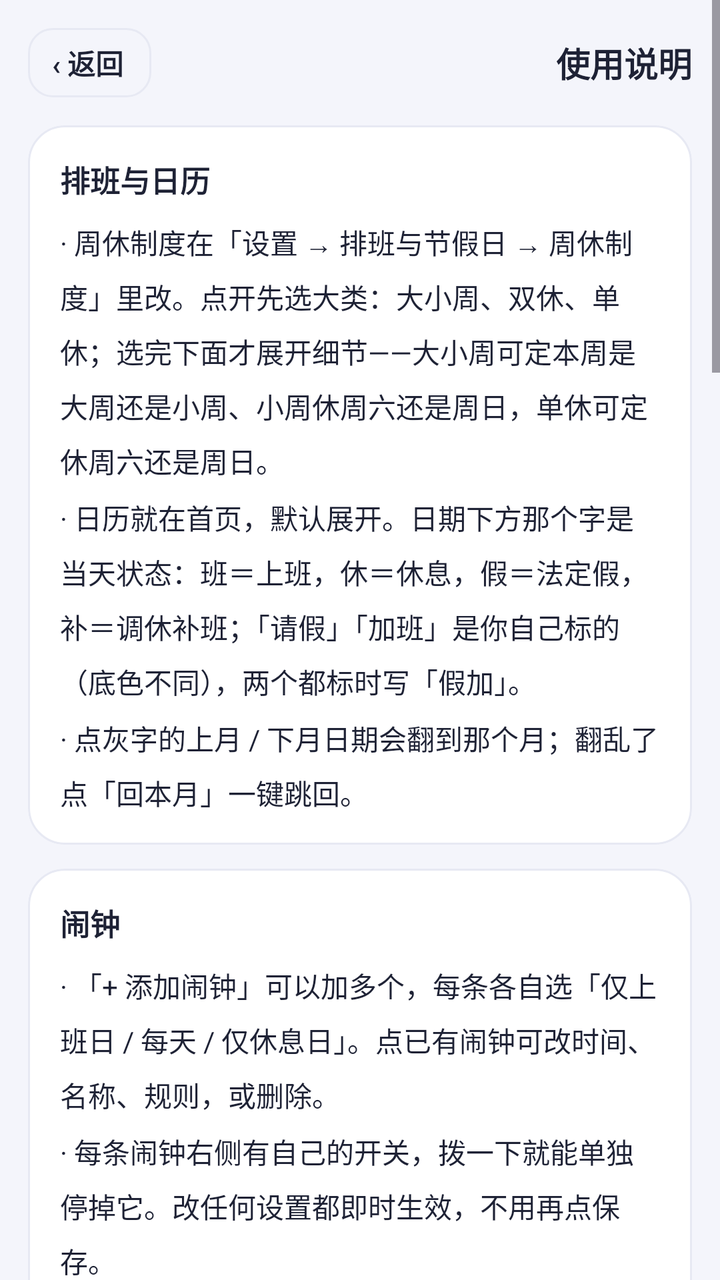
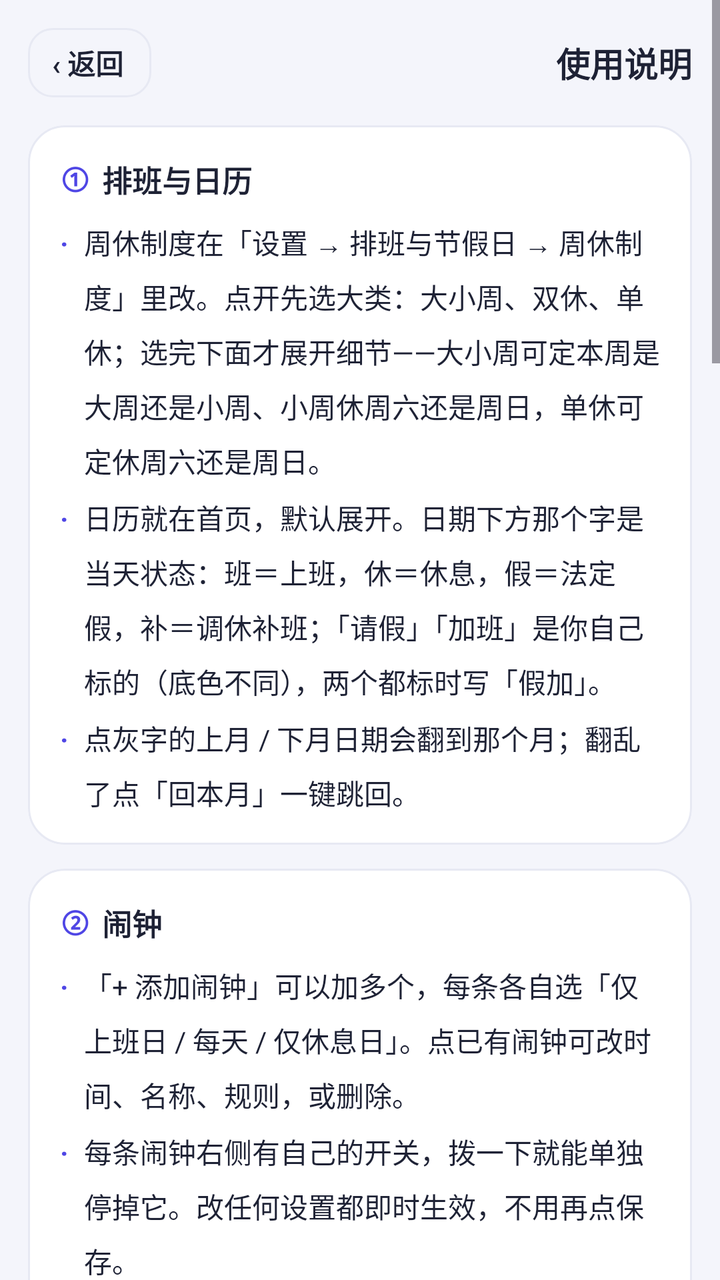

An Android layout rendered at two revisions. The XML below is the earlier revision; the diff shows what the commit changed to produce the second picture.
<!-- AndroidManifest.xml: application theme Theme.DaxiaoWeekAlarm -->
<!-- res/layout/activity_help.xml -->
<?xml version="1.0" encoding="utf-8"?>
<ScrollView xmlns:android="http://schemas.android.com/apk/res/android"
    android:layout_width="match_parent"
    android:layout_height="match_parent"
    android:background="@color/bg"
    android:fitsSystemWindows="true">

    <LinearLayout
        android:layout_width="match_parent"
        android:layout_height="wrap_content"
        android:orientation="vertical"
        android:padding="14dp">

        
        <LinearLayout
            android:layout_width="match_parent"
            android:layout_height="wrap_content"
            android:layout_marginBottom="14dp"
            android:gravity="center_vertical"
            android:orientation="horizontal">

            <TextView
                android:id="@+id/btn_back"
                android:layout_width="wrap_content"
                android:layout_height="wrap_content"
                android:background="@drawable/bg_time_outline"
                android:clickable="true"
                android:focusable="true"
                android:paddingStart="12dp"
                android:paddingEnd="14dp"
                android:paddingTop="7dp"
                android:paddingBottom="7dp"
                android:text="‹ 返回"
                android:textColor="@color/ink"
                android:textSize="14sp"
                android:textStyle="bold" />

            <TextView
                android:layout_width="0dp"
                android:layout_height="wrap_content"
                android:layout_weight="1"
                android:gravity="end"
                android:text="使用说明"
                android:textColor="@color/ink"
                android:textSize="17sp"
                android:textStyle="bold" />
        </LinearLayout>

        
        <LinearLayout
            android:layout_width="match_parent"
            android:layout_height="wrap_content"
            android:background="@drawable/bg_card"
            android:clipToOutline="true"
            android:orientation="vertical"
            android:padding="16dp">

            <TextView
                style="@style/HelpSection"
                android:layout_width="match_parent"
                android:layout_height="wrap_content"
                android:text="排班与日历" />

            <TextView
                style="@style/HelpItem"
                android:layout_width="match_parent"
                android:layout_height="wrap_content"
                android:layout_marginTop="10dp"
                android:text="· 周休制度在「设置 → 排班与节假日 → 周休制度」里改。点开先选大类：大小周、双休、单休；选完下面才展开细节——大小周可定本周是大周还是小周、小周休周六还是周日，单休可定休周六还是周日。" />

            <TextView
                style="@style/HelpItem"
                android:layout_width="match_parent"
                android:layout_height="wrap_content"
                android:layout_marginTop="8dp"
                android:text="· 日历就在首页，默认展开。日期下方那个字是当天状态：班＝上班，休＝休息，假＝法定假，补＝调休补班；「请假」「加班」是你自己标的（底色不同），两个都标时写「假加」。" />

            <TextView
                style="@style/HelpItem"
                android:layout_width="match_parent"
                android:layout_height="wrap_content"
                android:layout_marginTop="8dp"
                android:text="· 点灰字的上月 / 下月日期会翻到那个月；翻乱了点「回本月」一键跳回。" />
        </LinearLayout>

        
        <LinearLayout
            android:layout_width="match_parent"
            android:layout_height="wrap_content"
            android:layout_marginTop="12dp"
            android:background="@drawable/bg_card"
            android:clipToOutline="true"
            android:orientation="vertical"
            android:padding="16dp">

            <TextView
                style="@style/HelpSection"
                android:layout_width="match_parent"
                android:layout_height="wrap_content"
                android:text="闹钟" />

            <TextView
                style="@style/HelpItem"
                android:layout_width="match_parent"
                android:layout_height="wrap_content"
                android:layout_marginTop="10dp"
                android:text="· 「+ 添加闹钟」可以加多个，每条各自选「仅上班日 / 每天 / 仅休息日」。点已有闹钟可改时间、名称、规则，或删除。" />

            <TextView
                style="@style/HelpItem"
                android:layout_width="match_parent"
                android:layout_height="wrap_content"
                android:layout_marginTop="8dp"
                android:text="· 每条闹钟右侧有自己的开关，拨一下就能单独停掉它。改任何设置都即时生效，不用再点保存。" />

            <TextView
                style="@style/HelpItem"
                android:layout_width="match_parent"
                android:layout_height="wrap_content"
                android:layout_marginTop="8dp"
                android:text="· 首页那行「距下次响铃」是实时倒计时，按当前班表和已开启的闹钟自动算。" />

            <TextView
                style="@style/HelpItem"
                android:layout_width="match_parent"
                android:layout_height="wrap_content"
                android:layout_marginTop="8dp"
                android:text="· 响铃时，正在用手机就弹一条贴顶横幅（右侧两个圆钮：N 分钟后再响 / 停止），点横幅空白处才进整屏；锁屏或息屏直接整屏（v1.41.0 起）。横幅要「显示悬浮窗」权限，没开就退回整屏。" />

            <TextView
                style="@style/HelpItem"
                android:layout_width="match_parent"
                android:layout_height="wrap_content"
                android:layout_marginTop="8dp"
                android:text="· 锁屏响铃时只亮屏、解锁后才看到界面？那是系统里的「锁屏显示」没开：设置 → 应用 → 应用管理 → 打工人闹钟 → 权限 → 锁屏显示。" />
        </LinearLayout>

        
        <LinearLayout
            android:layout_width="match_parent"
            android:layout_height="wrap_content"
            android:layout_marginTop="12dp"
            android:background="@drawable/bg_card"
            android:clipToOutline="true"
            android:orientation="vertical"
            android:padding="16dp">

            <TextView
                style="@style/HelpSection"
                android:layout_width="match_parent"
                android:layout_height="wrap_content"
                android:text="临时请假 / 加班" />

            <TextView
                style="@style/HelpItem"
                android:layout_width="match_parent"
                android:layout_height="wrap_content"
                android:layout_marginTop="10dp"
                android:text="· 今日卡底部有「今天」「明天」两个按钮。那天该上班，按钮写「不上班」，点一下当天闹钟全部跳过；那天本就休息，按钮写「要加班」，点一下当天「仅上班日」闹钟照响。" />

            <TextView
                style="@style/HelpItem"
                android:layout_width="match_parent"
                android:layout_height="wrap_content"
                android:layout_marginTop="8dp"
                android:text="· 点完按钮变成实白底、文案改成「已请假 / 已加班」，一眼看得出生效了；再点一次撤销。" />

            <TextView
                style="@style/HelpItem"
                android:layout_width="match_parent"
                android:layout_height="wrap_content"
                android:layout_marginTop="8dp"
                android:text="· 其他日子：在首页日历里点那一天，选「标记为请假 / 加班」。上班日也能标加班（白天上班、晚上补工），同一天两个都能标，格子上会印「假加」。" />

            <TextView
                style="@style/HelpItem"
                android:layout_width="match_parent"
                android:layout_height="wrap_content"
                android:layout_marginTop="8dp"
                android:text="· 过去的日子也能补记：翻到那一天点一下，选「标记为请假 / 加班」，格子上照样印「假」「加」。补记只作记录，不影响已经过完的那些天的闹钟。" />

            <TextView
                style="@style/HelpItem"
                android:layout_width="match_parent"
                android:layout_height="wrap_content"
                android:layout_marginTop="8dp"
                android:text="· 标错了就点那一天，选「取消请假 / 取消加班」。没有批量清除——一次删掉全部记录太容易误伤。" />
        </LinearLayout>

        
        <LinearLayout
            android:layout_width="match_parent"
            android:layout_height="wrap_content"
            android:layout_marginTop="12dp"
            android:background="@drawable/bg_card"
            android:clipToOutline="true"
            android:orientation="vertical"
            android:padding="16dp">

            <TextView
                style="@style/HelpSection"
                android:layout_width="match_parent"
                android:layout_height="wrap_content"
                android:text="桌面小组件" />

            <TextView
                style="@style/HelpItem"
                android:layout_width="match_parent"
                android:layout_height="wrap_content"
                android:layout_marginTop="10dp"
                android:text="· 添加路径：长按桌面空白处 →「小部件」→「全部应用」→ 拉到最底点「安卓小部件」→ 找「打工人闹钟」。「下一个闹钟」和「本周班表」都是 4×2，加完可以拉大。澎湃把第三方小部件统一收在这个二级列表里，所以不在「推荐」里。" />

            <TextView
                style="@style/HelpItem"
                android:layout_width="match_parent"
                android:layout_height="wrap_content"
                android:layout_marginTop="8dp"
                android:text="· 「本周班表」底部也能点「今天 / 明天不上班」，不用先打开 App，点完闹钟立刻重排。" />
        </LinearLayout>

        
        <LinearLayout
            android:layout_width="match_parent"
            android:layout_height="wrap_content"
            android:layout_marginTop="12dp"
            android:background="@drawable/bg_card"
            android:clipToOutline="true"
            android:orientation="vertical"
            android:padding="16dp">

            <TextView
                style="@style/HelpSection"
                android:layout_width="match_parent"
                android:layout_height="wrap_content"
                android:text="设置与备份" />

            <TextView
                style="@style/HelpItem"
                android:layout_width="match_parent"
                android:layout_height="wrap_content"
                android:layout_marginTop="10dp"
                android:text="· 设置分三层：音量、铃声、周休制度、睡前提醒与响铃前提醒在设置主页；响铃时长、渐响、震动、稍后提醒、按键在「更多响铃设置」；一周开始日、提醒范围、节日开关、备份与恢复在「更多设置」。" />

            <TextView
                style="@style/HelpItem"
                android:layout_width="match_parent"
                android:layout_height="wrap_content"
                android:layout_marginTop="8dp"
                android:text="· 农历节日、基督教节日可以单独开关，不需要就关掉，日历会更清爽。" />

            <TextView
                style="@style/HelpItem"
                android:layout_width="match_parent"
                android:layout_height="wrap_content"
                android:layout_marginTop="8dp"
                android:text="· 换手机用「导出配置 / 导入配置」，闹钟和排班一起搬过去。" />

            <TextView
                style="@style/HelpItem"
                android:layout_width="match_parent"
                android:layout_height="wrap_content"
                android:layout_marginTop="8dp"
                android:text="· 若被系统杀后台导致漏响：允许自启动、加入电池优化白名单，并在最近任务里锁定本应用。" />
        </LinearLayout>

        
        <TextView
            style="@style/FieldHint"
            android:layout_width="match_parent"
            android:layout_height="wrap_content"
            android:layout_marginTop="18dp"
            android:layout_marginBottom="6dp"
            android:gravity="center"
            android:lineSpacingExtra="2dp"
            android:text="使用说明随版本更新，入口在设置 → 更多设置 → 使用说明\n想重看新手引导或检查权限：设置 → 更多设置 → 新手引导与权限" />
    </LinearLayout>
</ScrollView>
<!-- resources referenced by this layout -->
<resources>
  <color name="bg">#F4F5FB</color>
  <color name="ink">#1E2235</color>
  <!-- drawable bg_card (drawable) -->
  <?xml version="1.0" encoding="utf-8"?>
  <shape xmlns:android="http://schemas.android.com/apk/res/android"
      android:shape="rectangle">
      <solid android:color="@color/card" />
      <corners android:radius="18dp" />
      <stroke android:width="1dp" android:color="@color/line" />
  </shape>
  <!-- drawable bg_time_outline (drawable) -->
  <?xml version="1.0" encoding="utf-8"?>
  <ripple xmlns:android="http://schemas.android.com/apk/res/android"
      android:color="#1F4F46E5">
      <item>
          <shape android:shape="rectangle">
              <solid android:color="@color/bg" />
              <corners android:radius="12dp" />
              <stroke android:width="1dp" android:color="@color/line" />
          </shape>
      </item>
  </ripple>
  <style name="FieldHint">
          <item name="android:textColor">@color/sub</item>
          <item name="android:textSize">12sp</item>
      </style>
  <style name="HelpItem">
          <item name="android:textColor">@color/ink</item>
          <item name="android:textSize">14sp</item>
          <item name="android:lineSpacingMultiplier">1.35</item>
      </style>
  <style name="HelpSection">
          <item name="android:textColor">@color/ink</item>
          <item name="android:textSize">15sp</item>
          <item name="android:textStyle">bold</item>
      </style>
  <style name="Theme.DaxiaoWeekAlarm" parent="Theme.Material3.DayNight.NoActionBar">
          <item name="colorPrimary">@color/indigo</item>
          <item name="colorPrimaryVariant">@color/indigo_dark</item>
          <item name="colorOnPrimary">@color/white</item>
          <item name="android:statusBarColor">@color/bg</item>
          <item name="android:windowLightStatusBar">true</item>
      </style>
  <color name="card">#FFFFFF</color>
  <color name="line">#E7E9F3</color>
  <color name="sub">#6B7189</color>
  <color name="indigo">#4F46E5</color>
  <color name="indigo_dark">#4338CA</color>
  <color name="white">#FFFFFFFF</color>
</resources>

<!-- the commit's change to res/layout/activity_help.xml (unified diff, before → after) -->
@@ -55,32 +55,51 @@
             android:orientation="vertical"
             android:padding="16dp">
 
-            <TextView
-                style="@style/HelpSection"
-                android:layout_width="match_parent"
-                android:layout_height="wrap_content"
-                android:text="排班与日历" />
-
-            <TextView
-                style="@style/HelpItem"
-                android:layout_width="match_parent"
-                android:layout_height="wrap_content"
-                android:layout_marginTop="10dp"
-                android:text="· 周休制度在「设置 → 排班与节假日 → 周休制度」里改。点开先选大类：大小周、双休、单休；选完下面才展开细节——大小周可定本周是大周还是小周、小周休周六还是周日，单休可定休周六还是周日。" />
-
-            <TextView
-                style="@style/HelpItem"
-                android:layout_width="match_parent"
-                android:layout_height="wrap_content"
-                android:layout_marginTop="8dp"
-                android:text="· 日历就在首页，默认展开。日期下方那个字是当天状态：班＝上班，休＝休息，假＝法定假，补＝调休补班；「请假」「加班」是你自己标的（底色不同），两个都标时写「假加」。" />
-
-            <TextView
-                style="@style/HelpItem"
-                android:layout_width="match_parent"
-                android:layout_height="wrap_content"
-                android:layout_marginTop="8dp"
-                android:text="· 点灰字的上月 / 下月日期会翻到那个月；翻乱了点「回本月」一键跳回。" />
+            <LinearLayout style="@style/HelpSectionRow">
+                <TextView
+                    android:layout_width="wrap_content"
+                    android:layout_height="wrap_content"
+                    android:text="①"
+                    android:textColor="@color/indigo"
+                    android:textSize="15sp"
+                    android:textStyle="bold" />
+                <TextView
+                    style="@style/HelpSection"
+                    android:layout_width="wrap_content"
+                    android:layout_height="wrap_content"
+                    android:layout_marginStart="6dp"
+                    android:text="排班与日历" />
+            </LinearLayout>
+
+            <LinearLayout style="@style/HelpItemRow" android:layout_marginTop="10dp">
+                <TextView style="@style/HelpDot" />
+                <TextView
+                    style="@style/HelpItem"
+                    android:layout_width="0dp"
+                    android:layout_height="wrap_content"
+                    android:layout_weight="1"
+                    android:text="周休制度在「设置 → 排班与节假日 → 周休制度」里改。点开先选大类：大小周、双休、单休；选完下面才展开细节——大小周可定本周是大周还是小周、小周休周六还是周日，单休可定休周六还是周日。" />
+            </LinearLayout>
+
+            <LinearLayout style="@style/HelpItemRow">
+                <TextView style="@style/HelpDot" />
+                <TextView
+                    style="@style/HelpItem"
+                    android:layout_width="0dp"
+                    android:layout_height="wrap_content"
+                    android:layout_weight="1"
+                    android:text="日历就在首页，默认展开。日期下方那个字是当天状态：班＝上班，休＝休息，假＝法定假，补＝调休补班；「请假」「加班」是你自己标的（底色不同），两个都标时写「假加」。" />
+            </LinearLayout>
+
+            <LinearLayout style="@style/HelpItemRow">
+                <TextView style="@style/HelpDot" />
+                <TextView
+                    style="@style/HelpItem"
+                    android:layout_width="0dp"
+                    android:layout_height="wrap_content"
+                    android:layout_weight="1"
+                    android:text="点灰字的上月 / 下月日期会翻到那个月；翻乱了点「回本月」一键跳回。" />
+            </LinearLayout>
         </LinearLayout>
 
         
@@ -93,46 +112,71 @@
             android:orientation="vertical"
             android:padding="16dp">
 
-            <TextView
-                style="@style/HelpSection"
-                android:layout_width="match_parent"
-                android:layout_height="wrap_content"
-                android:text="闹钟" />
-
-            <TextView
-                style="@style/HelpItem"
-                android:layout_width="match_parent"
-                android:layout_height="wrap_content"
-                android:layout_marginTop="10dp"
-                android:text="· 「+ 添加闹钟」可以加多个，每条各自选「仅上班日 / 每天 / 仅休息日」。点已有闹钟可改时间、名称、规则，或删除。" />
-
-            <TextView
-                style="@style/HelpItem"
-                android:layout_width="match_parent"
-                android:layout_height="wrap_content"
-                android:layout_marginTop="8dp"
-                android:text="· 每条闹钟右侧有自己的开关，拨一下就能单独停掉它。改任何设置都即时生效，不用再点保存。" />
-
-            <TextView
-                style="@style/HelpItem"
-                android:layout_width="match_parent"
-                android:layout_height="wrap_content"
-                android:layout_marginTop="8dp"
-                android:text="· 首页那行「距下次响铃」是实时倒计时，按当前班表和已开启的闹钟自动算。" />
-
-            <TextView
-                style="@style/HelpItem"
-                android:layout_width="match_parent"
-                android:layout_height="wrap_content"
-                android:layout_marginTop="8dp"
-                android:text="· 响铃时，正在用手机就弹一条贴顶横幅（右侧两个圆钮：N 分钟后再响 / 停止），点横幅空白处才进整屏；锁屏或息屏直接整屏（v1.41.0 起）。横幅要「显示悬浮窗」权限，没开就退回整屏。" />
-
-            <TextView
-                style="@style/HelpItem"
-                android:layout_width="match_parent"
-                android:layout_height="wrap_content"
-                android:layout_marginTop="8dp"
-                android:text="· 锁屏响铃时只亮屏、解锁后才看到界面？那是系统里的「锁屏显示」没开：设置 → 应用 → 应用管理 → 打工人闹钟 → 权限 → 锁屏显示。" />
+            <LinearLayout style="@style/HelpSectionRow">
+                <TextView
+                    android:layout_width="wrap_content"
+                    android:layout_height="wrap_content"
+                    android:text="②"
+                    android:textColor="@color/indigo"
+                    android:textSize="15sp"
+                    android:textStyle="bold" />
+                <TextView
+                    style="@style/HelpSection"
+                    android:layout_width="wrap_content"
+                    android:layout_height="wrap_content"
+                    android:layout_marginStart="6dp"
+                    android:text="闹钟" />
+            </LinearLayout>
+
+            <LinearLayout style="@style/HelpItemRow" android:layout_marginTop="10dp">
+                <TextView style="@style/HelpDot" />
+                <TextView
+                    style="@style/HelpItem"
+                    android:layout_width="0dp"
+                    android:layout_height="wrap_content"
+                    android:layout_weight="1"
+                    android:text="「+ 添加闹钟」可以加多个，每条各自选「仅上班日 / 每天 / 仅休息日」。点已有闹钟可改时间、名称、规则，或删除。" />
+            </LinearLayout>
+
+            <LinearLayout style="@style/HelpItemRow">
+                <TextView style="@style/HelpDot" />
+                <TextView
+                    style="@style/HelpItem"
+                    android:layout_width="0dp"
+                    android:layout_height="wrap_content"
+                    android:layout_weight="1"
+                    android:text="每条闹钟右侧有自己的开关，拨一下就能单独停掉它。改任何设置都即时生效，不用再点保存。" />
+            </LinearLayout>
+
+            <LinearLayout style="@style/HelpItemRow">
+                <TextView style="@style/HelpDot" />
+                <TextView
+                    style="@style/HelpItem"
+                    android:layout_width="0dp"
+                    android:layout_height="wrap_content"
+                    android:layout_weight="1"
+                    android:text="首页那行「距下次响铃」是实时倒计时，按当前班表和已开启的闹钟自动算。" />
+            </LinearLayout>
+
+            <LinearLayout style="@style/HelpItemRow">
+                <TextView style="@style/HelpDot" />
+                <TextView
+                    style="@style/HelpItem"
+                    android:layout_width="0dp"
+                    android:layout_height="wrap_content"
+                    android:layout_weight="1"
+                    android:text="响铃时，正在用手机就弹一条贴顶横幅（右侧两个圆钮：N 分钟后再响 / 停止），点横幅空白处才进整屏；锁屏或息屏直接整屏（v1.41.0 起）。横幅要「显示悬浮窗」权限，没开就退回整屏。" />
+            </LinearLayout>
+
+            <LinearLayout style="@style/HelpItemRow">
+                <TextView style="@style/HelpDot" />
+                <TextView
+                    style="@style/HelpItem"
+                    android:layout_width="0dp"
+                    android:layout_height="wrap_content"
+                    android:layout_weight="1"
+                    android:text="锁屏响铃时只亮屏、解锁后才看到界面？那是系统里的「锁屏显示」没开：设置 → 应用 → 应用管理 → 打工人闹钟 → 权限 → 锁屏显示。" />
+            </LinearLayout>
         </LinearLayout>
 
         
@@ -145,46 +189,71 @@
             android:orientation="vertical"
             android:padding="16dp">
 
-            <TextView
-                style="@style/HelpSection"
-                android:layout_width="match_parent"
-                android:layout_height="wrap_content"
-                android:text="临时请假 / 加班" />
-
-            <TextView
-                style="@style/HelpItem"
-                android:layout_width="match_parent"
-                android:layout_height="wrap_content"
-                android:layout_marginTop="10dp"
-                android:text="· 今日卡底部有「今天」「明天」两个按钮。那天该上班，按钮写「不上班」，点一下当天闹钟全部跳过；那天本就休息，按钮写「要加班」，点一下当天「仅上班日」闹钟照响。" />
-
-            <TextView
-                style="@style/HelpItem"
-                android:layout_width="match_parent"
-                android:layout_height="wrap_content"
-                android:layout_marginTop="8dp"
-                android:text="· 点完按钮变成实白底、文案改成「已请假 / 已加班」，一眼看得出生效了；再点一次撤销。" />
-
-            <TextView
-                style="@style/HelpItem"
-                android:layout_width="match_parent"
-                android:layout_height="wrap_content"
-                android:layout_marginTop="8dp"
-                android:text="· 其他日子：在首页日历里点那一天，选「标记为请假 / 加班」。上班日也能标加班（白天上班、晚上补工），同一天两个都能标，格子上会印「假加」。" />
-
-            <TextView
-                style="@style/HelpItem"
-                android:layout_width="match_parent"
-                android:layout_height="wrap_content"
-                android:layout_marginTop="8dp"
-                android:text="· 过去的日子也能补记：翻到那一天点一下，选「标记为请假 / 加班」，格子上照样印「假」「加」。补记只作记录，不影响已经过完的那些天的闹钟。" />
-
-            <TextView
-                style="@style/HelpItem"
-                android:layout_width="match_parent"
-                android:layout_height="wrap_content"
-                android:layout_marginTop="8dp"
-                android:text="· 标错了就点那一天，选「取消请假 / 取消加班」。没有批量清除——一次删掉全部记录太容易误伤。" />
+            <LinearLayout style="@style/HelpSectionRow">
+                <TextView
+                    android:layout_width="wrap_content"
+                    android:layout_height="wrap_content"
+                    android:text="③"
+                    android:textColor="@color/indigo"
+                    android:textSize="15sp"
+                    android:textStyle="bold" />
+                <TextView
+                    style="@style/HelpSection"
+                    android:layout_width="wrap_content"
+                    android:layout_height="wrap_content"
+                    android:layout_marginStart="6dp"
+                    android:text="临时请假 / 加班" />
+            </LinearLayout>
+
+            <LinearLayout style="@style/HelpItemRow" android:layout_marginTop="10dp">
+                <TextView style="@style/HelpDot" />
+                <TextView
+                    style="@style/HelpItem"
+                    android:layout_width="0dp"
+                    android:layout_height="wrap_content"
+                    android:layout_weight="1"
+                    android:text="今日卡底部有「今天」「明天」两个按钮。那天该上班，按钮写「不上班」，点一下当天闹钟全部跳过；那天本就休息，按钮写「要加班」，点一下当天「仅上班日」闹钟照响。" />
+            </LinearLayout>
+
+            <LinearLayout style="@style/HelpItemRow">
+                <TextView style="@style/HelpDot" />
+                <TextView
+                    style="@style/HelpItem"
+                    android:layout_width="0dp"
+                    android:layout_height="wrap_content"
+                    android:layout_weight="1"
+                    android:text="点完按钮变成实白底、文案改成「已请假 / 已加班」，一眼看得出生效了；再点一次撤销。" />
+            </LinearLayout>
+
+            <LinearLayout style="@style/HelpItemRow">
+                <TextView style="@style/HelpDot" />
+                <TextView
+                    style="@style/HelpItem"
+                    android:layout_width="0dp"
+                    android:layout_height="wrap_content"
+                    android:layout_weight="1"
+                    android:text="其他日子：在首页日历里点那一天，选「标记为请假 / 加班」。上班日也能标加班（白天上班、晚上补工），同一天两个都能标，格子上会印「假加」。" />
+            </LinearLayout>
+
+            <LinearLayout style="@style/HelpItemRow">
+                <TextView style="@style/HelpDot" />
+                <TextView
+                    style="@style/HelpItem"
+                    android:layout_width="0dp"
+                    android:layout_height="wrap_content"
+                    android:layout_weight="1"
+                    android:text="过去的日子也能补记：翻到那一天点一下，选「标记为请假 / 加班」，格子上照样印「假」「加」。补记只作记录，不影响已经过完的那些天的闹钟。" />
+            </LinearLayout>
+
+            <LinearLayout style="@style/HelpItemRow">
+                <TextView style="@style/HelpDot" />
+                <TextView
+                    style="@style/HelpItem"
+                    android:layout_width="0dp"
+                    android:layout_height="wrap_content"
+                    android:layout_weight="1"
+                    android:text="标错了就点那一天，选「取消请假 / 取消加班」。没有批量清除——一次删掉全部记录太容易误伤。" />
+            </LinearLayout>
         </LinearLayout>
 
         
@@ -197,25 +266,41 @@
             android:orientation="vertical"
             android:padding="16dp">
 
-            <TextView
-                style="@style/HelpSection"
-                android:layout_width="match_parent"
-                android:layout_height="wrap_content"
-                android:text="桌面小组件" />
-
-            <TextView
-                style="@style/HelpItem"
-                android:layout_width="match_parent"
-                android:layout_height="wrap_content"
-                android:layout_marginTop="10dp"
-                android:text="· 添加路径：长按桌面空白处 →「小部件」→「全部应用」→ 拉到最底点「安卓小部件」→ 找「打工人闹钟」。「下一个闹钟」和「本周班表」都是 4×2，加完可以拉大。澎湃把第三方小部件统一收在这个二级列表里，所以不在「推荐」里。" />
-
-            <TextView
-                style="@style/HelpItem"
-                android:layout_width="match_parent"
-                android:layout_height="wrap_content"
-                android:layout_marginTop="8dp"
-                android:text="· 「本周班表」底部也能点「今天 / 明天不上班」，不用先打开 App，点完闹钟立刻重排。" />
+            <LinearLayout style="@style/HelpSectionRow">
+                <TextView
+                    android:layout_width="wrap_content"
+                    android:layout_height="wrap_content"
+                    android:text="④"
+                    android:textColor="@color/indigo"
+                    android:textSize="15sp"
+                    android:textStyle="bold" />
+                <TextView
+                    style="@style/HelpSection"
+                    android:layout_width="wrap_content"
+                    android:layout_height="wrap_content"
+                    android:layout_marginStart="6dp"
+                    android:text="桌面小组件" />
+            </LinearLayout>
+
+            <LinearLayout style="@style/HelpItemRow" android:layout_marginTop="10dp">
+                <TextView style="@style/HelpDot" />
+                <TextView
+                    style="@style/HelpItem"
+                    android:layout_width="0dp"
+                    android:layout_height="wrap_content"
+                    android:layout_weight="1"
+                    android:text="添加路径：长按桌面空白处 →「小部件」→「全部应用」→ 拉到最底点「安卓小部件」→ 找「打工人闹钟」。「下一个闹钟」和「本周班表」都是 4×2，加完可以拉大。澎湃把第三方小部件统一收在这个二级列表里，所以不在「推荐」里。" />
+            </LinearLayout>
+
+            <LinearLayout style="@style/HelpItemRow">
+                <TextView style="@style/HelpDot" />
+                <TextView
+                    style="@style/HelpItem"
+                    android:layout_width="0dp"
+                    android:layout_height="wrap_content"
+                    android:layout_weight="1"
+                    android:text="「本周班表」底部也能点「今天 / 明天不上班」，不用先打开 App，点完闹钟立刻重排。" />
+            </LinearLayout>
         </LinearLayout>
 
         
@@ -228,39 +313,61 @@
             android:orientation="vertical"
             android:padding="16dp">
 
-            <TextView
-                style="@style/HelpSection"
-                android:layout_width="match_parent"
-                android:layout_height="wrap_content"
-                android:text="设置与备份" />
-
-            <TextView
-                style="@style/HelpItem"
-                android:layout_width="match_parent"
-                android:layout_height="wrap_content"
-                android:layout_marginTop="10dp"
-                android:text="· 设置分三层：音量、铃声、周休制度、睡前提醒与响铃前提醒在设置主页；响铃时长、渐响、震动、稍后提醒、按键在「更多响铃设置」；一周开始日、提醒范围、节日开关、备份与恢复在「更多设置」。" />
-
-            <TextView
-                style="@style/HelpItem"
-                android:layout_width="match_parent"
-                android:layout_height="wrap_content"
-                android:layout_marginTop="8dp"
-                android:text="· 农历节日、基督教节日可以单独开关，不需要就关掉，日历会更清爽。" />
-
-            <TextView
-                style="@style/HelpItem"
-                android:layout_width="match_parent"
-                android:layout_height="wrap_content"
-                android:layout_marginTop="8dp"
-                android:text="· 换手机用「导出配置 / 导入配置」，闹钟和排班一起搬过去。" />
-
-            <TextView
-                style="@style/HelpItem"
-                android:layout_width="match_parent"
-                android:layout_height="wrap_content"
-                android:layout_marginTop="8dp"
-                android:text="· 若被系统杀后台导致漏响：允许自启动、加入电池优化白名单，并在最近任务里锁定本应用。" />
+            <LinearLayout style="@style/HelpSectionRow">
+                <TextView
+                    android:layout_width="wrap_content"
+                    android:layout_height="wrap_content"
+                    android:text="⑤"
+                    android:textColor="@color/indigo"
+                    android:textSize="15sp"
+                    android:textStyle="bold" />
+                <TextView
+                    style="@style/HelpSection"
+                    android:layout_width="wrap_content"
+                    android:layout_height="wrap_content"
+                    android:layout_marginStart="6dp"
+                    android:text="设置与备份" />
+            </LinearLayout>
+
+            <LinearLayout style="@style/HelpItemRow" android:layout_marginTop="10dp">
+                <TextView style="@style/HelpDot" />
+                <TextView
+                    style="@style/HelpItem"
+                    android:layout_width="0dp"
+                    android:layout_height="wrap_content"
+                    android:layout_weight="1"
+                    android:text="设置分三层：音量、铃声、周休制度、睡前提醒与响铃前提醒在设置主页；响铃时长、渐响、震动、稍后提醒、按键在「更多响铃设置」；一周开始日、提醒范围、节日开关、备份与恢复在「更多设置」。" />
+            </LinearLayout>
+
+            <LinearLayout style="@style/HelpItemRow">
+                <TextView style="@style/HelpDot" />
+                <TextView
+                    style="@style/HelpItem"
+                    android:layout_width="0dp"
+                    android:layout_height="wrap_content"
+                    android:layout_weight="1"
+                    android:text="农历节日、基督教节日可以单独开关，不需要就关掉，日历会更清爽。" />
+            </LinearLayout>
+
+            <LinearLayout style="@style/HelpItemRow">
+                <TextView style="@style/HelpDot" />
+                <TextView
+                    style="@style/HelpItem"
+                    android:layout_width="0dp"
+                    android:layout_height="wrap_content"
+                    android:layout_weight="1"
+                    android:text="换手机用「导出配置 / 导入配置」，闹钟和排班一起搬过去。" />
+            </LinearLayout>
+
+            <LinearLayout style="@style/HelpItemRow">
+                <TextView style="@style/HelpDot" />
+                <TextView
+                    style="@style/HelpItem"
+                    android:layout_width="0dp"
+                    android:layout_height="wrap_content"
+                    android:layout_weight="1"
+                    android:text="若被系统杀后台导致漏响：允许自启动、加入电池优化白名单，并在最近任务里锁定本应用。" />
+            </LinearLayout>
         </LinearLayout>
 
         
<!-- resource entries referenced after the edit -->
@@ -26,15 +26,36 @@
           <item name="android:textColor">@color/sub</item>
           <item name="android:textSize">12sp</item>
       </style>
+  <style name="HelpDot">
+          <item name="android:layout_width">12dp</item>
+          <item name="android:layout_height">wrap_content</item>
+          <item name="android:text">·</item>
+          <item name="android:textColor">@color/indigo</item>
+          <item name="android:textSize">14sp</item>
+          <item name="android:textStyle">bold</item>
+      </style>
   <style name="HelpItem">
           <item name="android:textColor">@color/ink</item>
           <item name="android:textSize">14sp</item>
           <item name="android:lineSpacingMultiplier">1.35</item>
       </style>
+  <style name="HelpItemRow">
+          <item name="android:layout_width">match_parent</item>
+          <item name="android:layout_height">wrap_content</item>
+          <item name="android:orientation">horizontal</item>
+          <item name="android:gravity">top</item>
+          <item name="android:layout_marginTop">8dp</item>
+      </style>
   <style name="HelpSection">
           <item name="android:textColor">@color/ink</item>
           <item name="android:textSize">15sp</item>
           <item name="android:textStyle">bold</item>
+      </style>
+  <style name="HelpSectionRow">
+          <item name="android:layout_width">match_parent</item>
+          <item name="android:layout_height">wrap_content</item>
+          <item name="android:orientation">horizontal</item>
+          <item name="android:gravity">center_vertical</item>
       </style>
   <style name="Theme.DaxiaoWeekAlarm" parent="Theme.Material3.DayNight.NoActionBar">
           <item name="colorPrimary">@color/indigo</item>
